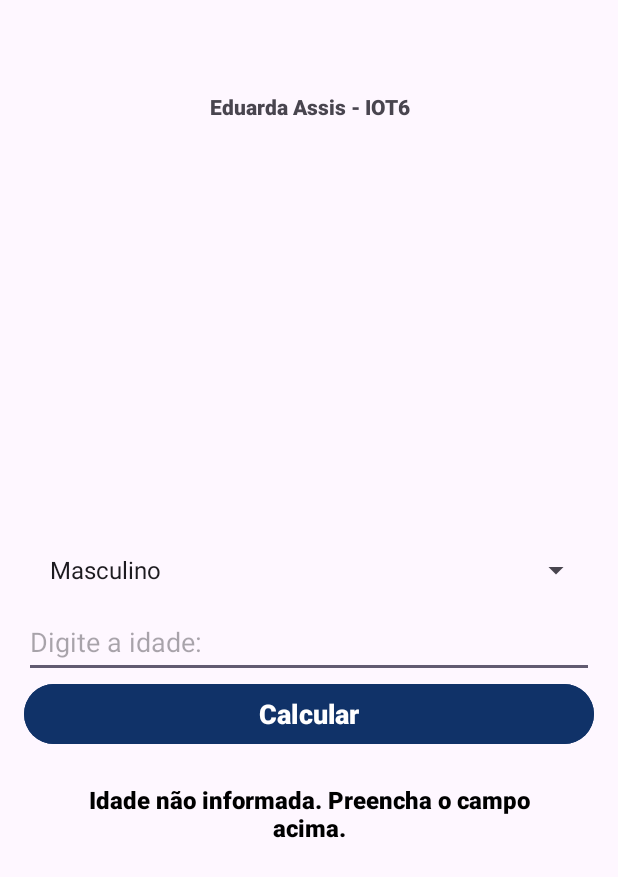
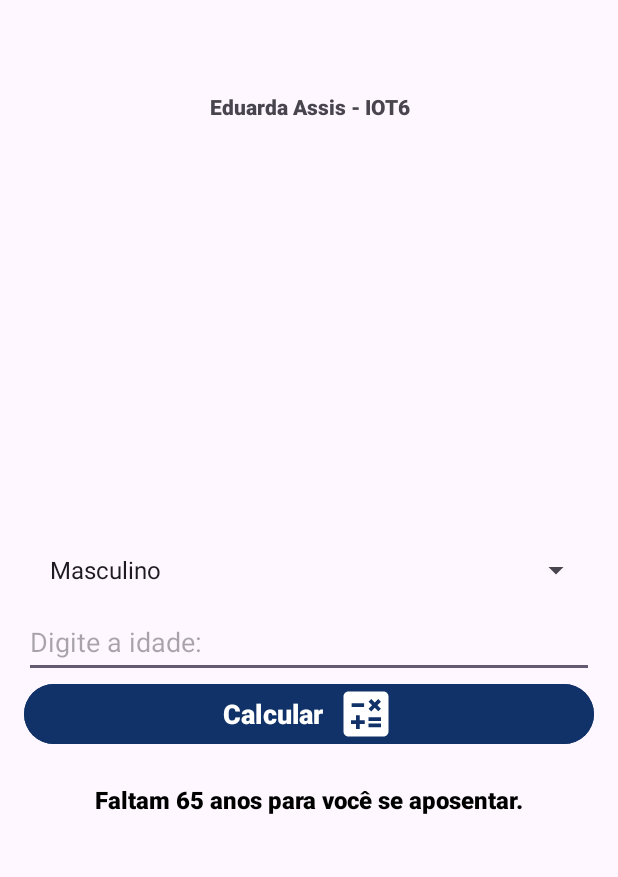
Before and after one commit to duda-assis/aposentadoria, an Android app: the screen it shows after launch (MainActivity), after a tap on "Calcular", on a phone screen of 412 x 824 dp. Shown: the top 877 px of the screen. Run offline under Robolectric (Android 15) with nearby library versions, the phone set to English and light mode, and no system bars; 1 statement that could not run was skipped.

Commit message:
Calculo - aposentadoria (6° versão) Falta corrigir erro: aplicativo está fechando quando não é digitado idade.

```diff
--- a/app/src/main/java/com/duda/aposentadoria/MainActivity.kt
+++ b/app/src/main/java/com/duda/aposentadoria/MainActivity.kt
@@ -19,40 +19,46 @@ class MainActivity : AppCompatActivity() {
             binding = ActivityMainBinding.inflate(layoutInflater) //inflate: faz leitura
             setContentView(binding.root) //imprime tela
 
-            //Dados para o Spinner
+            //Dados para o Spinner: lista
             val genero = listOf("Masculino" , "Feminino")
 
-            //Configuração do Adapter
+            //Configuração do Adapter: faz a interface
             val adapter = ArrayAdapter(this, android.R.layout.simple_spinner_item, genero) //Adapter = objeto que fazinterface entre a lista e a spinner
+            //primeiro parametro: instância da tela / segundo parametro: layout / terceiro parâmetro:lista
 
             //Aplico o layout
             adapter.setDropDownViewResource(android.R.layout.simple_spinner_item) //argumento: indica que a lista será expressa na vertical
 
-            //Associa o adapter ao Spinner
+            //Associa o adapter ao Spinner: preenche o spinner
             binding.genero.adapter = adapter
 
             //Acionando o botão CALCULAR
             binding.info.setOnClickListener {
-                //verifica se o campo está vazio
-                if(binding.idade.text.toString().isEmpty()){
-                    //se estiver vazia, exibe comentário
-                    binding.resultado.text = "Idade não informada. Preencha o campo acima."
 
-                    //realiza a interrupção da execução
-                    return@setOnClickListener
+                val idade = binding.idade.text.toString().toLong() //lê a idade inserida
+                val sexo = binding.genero.selectedItem.toString() //lê o gênero indicado pelo usuário
+
+                if (idade != null){
+                    val calculo = if (sexo == "Masculino") { //calculando o tempo para a aposentadoria
+                        65 - idade }
+                    else {
+                        62 - idade
+                    }
+
+                    binding.resultado.text = if(calculo > 0) {
+                        "Faltam $calculo anos para você se aposentar." //$calculo recapitula o resultado para a pessoa ver quanto tempo falta
+                    } else {
+                        "Você já tem direito à aposentadoria."
+                    }
                 }
 
-                val idade = binding.idade.text.toString().toLong() //lê a idade inserida
+                else{
+                    //MOSTRA ERRO CASO SEJA NULO
+                    binding.resultado.text="Idade não informada. Digite no campo acima."
+                }
 
-                val sexo = binding.genero.selectedItem.toString() //lê o gênero indicado pelo usuário
 
-                val calculo = if (sexo == "Masculino") 65 - idade else 62 - idade //calculando o tempo para a aposentadoria
 
-                binding.resultado.text = if(calculo > 0) {
-                    "Faltam $calculo anos para você se aposentar." //$calculo recapitula o resultado para a pessoa ver quanto tempo falta
-                } else {
-                    "Você já tem direito à aposentadoria."
-                }
             }
         }
 }
--- /dev/null
+++ b/app/src/main/res/drawable/baseline_10k_24.xml
@@ -0,0 +1,5 @@
+<vector xmlns:android="http://schemas.android.com/apk/res/android" android:height="24dp" android:tint="#000000" android:viewportHeight="24" android:viewportWidth="24" android:width="24dp">
+
+    <path android:fillColor="@android:color/white" android:pathData="M10,10.5h1.5v3L10,13.5zM19,3L5,3c-1.1,0 -2,0.9 -2,2v14c0,1.1 0.9,2 2,2h14c1.1,0 2,-0.9 2,-2L21,5c0,-1.1 -0.9,-2 -2,-2zM7.5,15L6,15v-4.5L4.5,10.5L4.5,9h3v6zM13,14c0,0.55 -0.45,1 -1,1L9.5,15c-0.55,0 -1,-0.45 -1,-1v-4c0,-0.55 0.45,-1 1,-1L12,9c0.55,0 1,0.45 1,1v4zM19.5,15h-1.75L16,12.75L16,15h-1.5L14.5,9L16,9v2.25L17.75,9h1.75l-2.25,3 2.25,3z"/>
+
+</vector>
--- /dev/null
+++ b/app/src/main/res/drawable/baseline_agriculture_24.xml
@@ -0,0 +1,11 @@
+<vector xmlns:android="http://schemas.android.com/apk/res/android" android:height="24dp" android:tint="#000000" android:viewportHeight="24" android:viewportWidth="24" android:width="24dp">
+
+    <path android:fillColor="@android:color/white" android:pathData="M19.5,12c0.93,0 1.78,0.28 2.5,0.76V8c0,-1.1 -0.9,-2 -2,-2h-6.29l-1.06,-1.06l1.41,-1.41l-0.71,-0.71L9.82,6.35l0.71,0.71l1.41,-1.41L13,6.71V9c0,1.1 -0.9,2 -2,2h-0.54c0.95,1.06 1.54,2.46 1.54,4c0,0.34 -0.04,0.67 -0.09,1h3.14C15.3,13.75 17.19,12 19.5,12z"/>
+
+    <path android:fillColor="@android:color/white" android:pathData="M19.5,13c-1.93,0 -3.5,1.57 -3.5,3.5s1.57,3.5 3.5,3.5s3.5,-1.57 3.5,-3.5S21.43,13 19.5,13zM19.5,18c-0.83,0 -1.5,-0.67 -1.5,-1.5s0.67,-1.5 1.5,-1.5s1.5,0.67 1.5,1.5S20.33,18 19.5,18z"/>
+
+    <path android:fillColor="@android:color/white" android:pathData="M4,9h5c0,-1.1 -0.9,-2 -2,-2H4C3.45,7 3,7.45 3,8C3,8.55 3.45,9 4,9z"/>
+
+    <path android:fillColor="@android:color/white" android:pathData="M9.83,13.82l-0.18,-0.47L10.58,13c-0.46,-1.06 -1.28,-1.91 -2.31,-2.43l-0.4,0.89l-0.46,-0.21l0.4,-0.9C7.26,10.13 6.64,10 6,10c-0.53,0 -1.04,0.11 -1.52,0.26l0.34,0.91l-0.47,0.18L4,10.42c-1.06,0.46 -1.91,1.28 -2.43,2.31l0.89,0.4l-0.21,0.46l-0.9,-0.4C1.13,13.74 1,14.36 1,15c0,0.53 0.11,1.04 0.26,1.52l0.91,-0.34l0.18,0.47L1.42,17c0.46,1.06 1.28,1.91 2.31,2.43l0.4,-0.89l0.46,0.21l-0.4,0.9C4.74,19.87 5.36,20 6,20c0.53,0 1.04,-0.11 1.52,-0.26l-0.34,-0.91l0.47,-0.18L8,19.58c1.06,-0.46 1.91,-1.28 2.43,-2.31l-0.89,-0.4l0.21,-0.46l0.9,0.4C10.87,16.26 11,15.64 11,15c0,-0.53 -0.11,-1.04 -0.26,-1.52L9.83,13.82zM7.15,17.77c-1.53,0.63 -3.29,-0.09 -3.92,-1.62c-0.63,-1.53 0.09,-3.29 1.62,-3.92c1.53,-0.63 3.29,0.09 3.92,1.62C9.41,15.38 8.68,17.14 7.15,17.77z"/>
+
+</vector>
--- /dev/null
+++ b/app/src/main/res/drawable/baseline_calculate_24.xml
@@ -0,0 +1,5 @@
+<vector xmlns:android="http://schemas.android.com/apk/res/android" android:height="24dp" android:tint="#000000" android:viewportHeight="24" android:viewportWidth="24" android:width="24dp">
+
+    <path android:fillColor="@android:color/white" android:pathData="M19,3H5C3.9,3 3,3.9 3,5v14c0,1.1 0.9,2 2,2h14c1.1,0 2,-0.9 2,-2V5C21,3.9 20.1,3 19,3zM13.03,7.06L14.09,6l1.41,1.41L16.91,6l1.06,1.06l-1.41,1.41l1.41,1.41l-1.06,1.06L15.5,9.54l-1.41,1.41l-1.06,-1.06l1.41,-1.41L13.03,7.06zM6.25,7.72h5v1.5h-5V7.72zM11.5,16h-2v2H8v-2H6v-1.5h2v-2h1.5v2h2V16zM18,17.25h-5v-1.5h5V17.25zM18,14.75h-5v-1.5h5V14.75z"/>
+
+</vector>
--- a/app/src/main/res/layout/activity_main.xml
+++ b/app/src/main/res/layout/activity_main.xml
@@ -41,7 +41,7 @@
         android:hint="Digite a idade:"
         />
 
-    <Button
+    <com.google.android.material.button.MaterialButton
         android:layout_width="match_parent"
         android:layout_height="48dp"
         android:id="@+id/info"
@@ -51,9 +51,12 @@
         android:backgroundTint="#103268"
         android:padding="2dp"
         android:text="Calcular"
+        app:icon="@drawable/baseline_calculate_24"
+        app:iconSize="40dp"
+        app:iconGravity="textEnd"
         />
 
-    <TextView
+    <com.google.android.material.textview.MaterialTextView
         android:layout_width="match_parent"
         android:layout_height="wrap_content"
         android:text=""
@@ -65,8 +68,9 @@
         android:padding="22dp"
         tools:text="testando"
         android:gravity="center_horizontal"
+        app:icon="@drawable/baseline_agriculture_24"
+        app:iconSize="20dp"
+        app:iconGravity="textEnd"
         />
 
-
-
 </LinearLayout>
```
